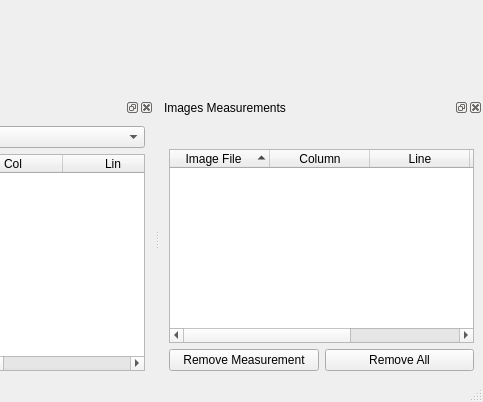
The window that qt/interface/FotoTriForm.ui (e-foto/e-foto) describes before a commit, drawn with Qt 5; both pictures show x 763 to 1246 and y 404 to 806 of the 1246 by 806 pixel window.
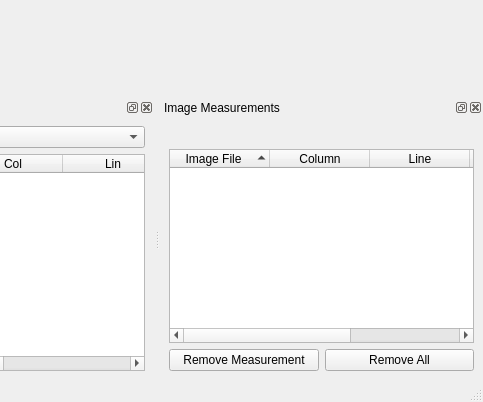
The same window after the commit. Icons and pictures are not drawn. Custom widgets are drawn as their Qt base class.

```diff
--- a/qt/interface/FotoTriForm.ui
+++ b/qt/interface/FotoTriForm.ui
@@ -573,7 +573,7 @@
     </size>
    </property>
    <property name="windowTitle">
-    <string>Images Measurements</string>
+    <string>Image Measurements</string>
    </property>
    <attribute name="dockWidgetArea">
     <number>8</number>
```
Left out of the diff: 26 changed lines with no effect on the pictures.
